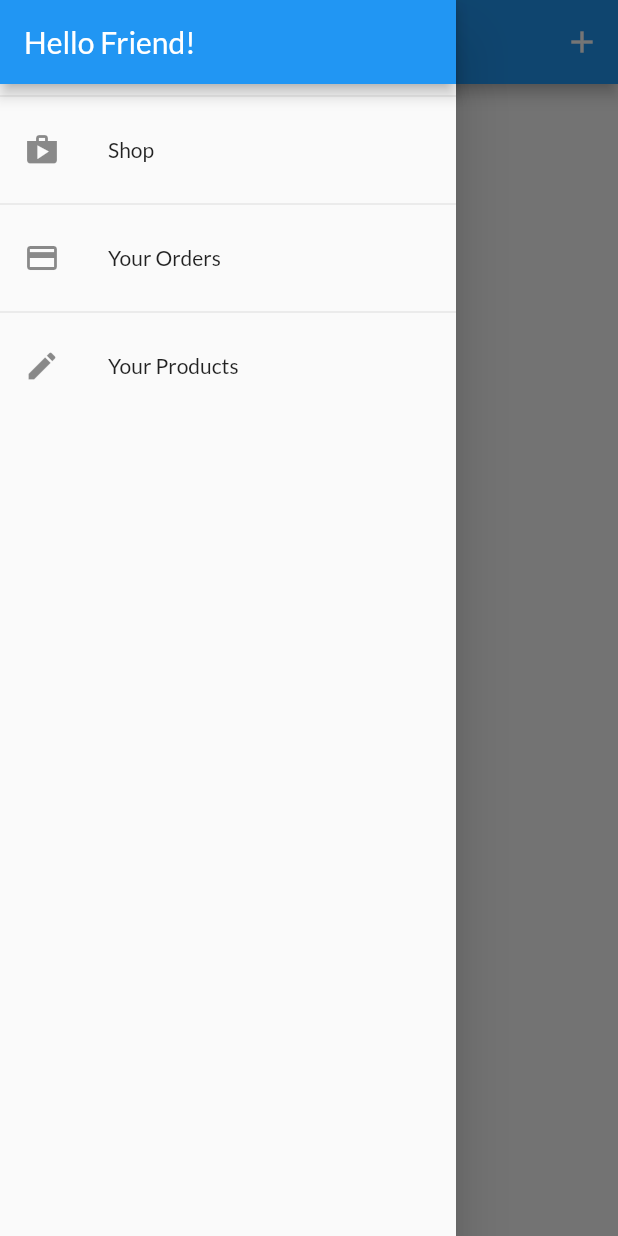
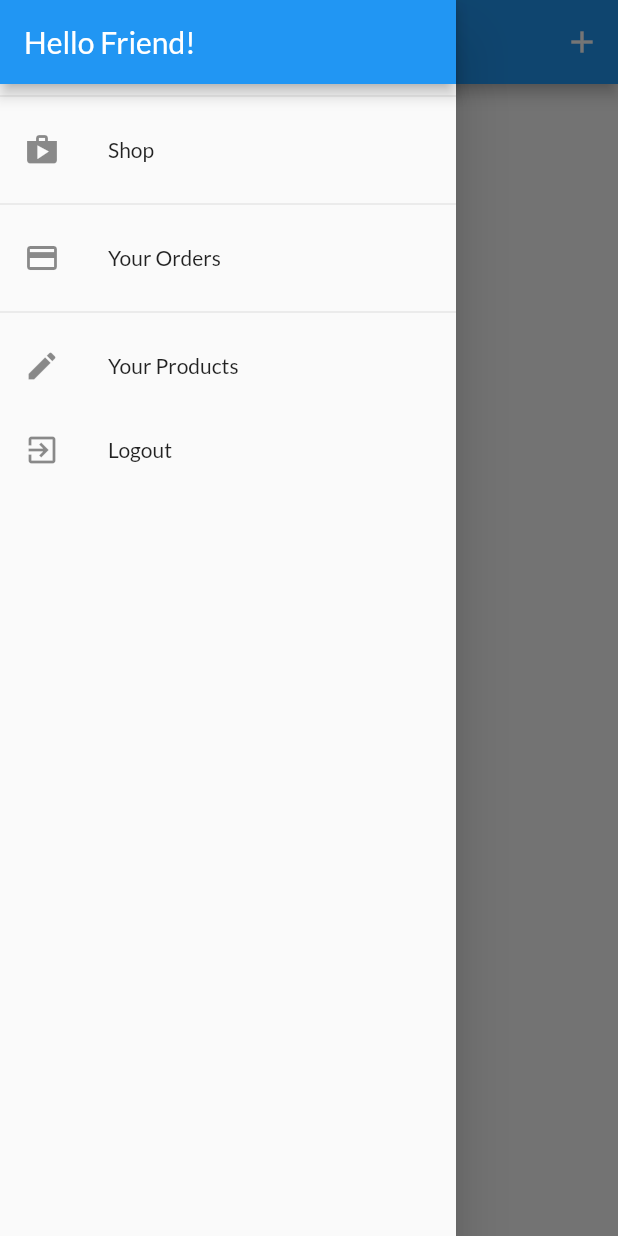
Before and after one commit to madhav0922/FlutterDev, a Flutter app: the UserProductsScreen screen opened by its route, with the side drawer open, on a phone screen of 412 x 824 dp. Run offline on Flutter 3.47's test engine with Material 2 defaults, Android fonts, the phone set to English and light mode, and no system bars; our stand-ins replace shared_preferences; accounts and stored records are empty; network calls fail.

Commit message:
sec -11 complete

```diff
--- a/shop_app/lib/providers/orders.dart
+++ b/shop_app/lib/providers/orders.dart
@@ -21,13 +21,18 @@ class OrderItem {
 
 class Orders with ChangeNotifier {
   List<OrderItem> _orders = [];
+  final String authToken;
+  final String userId;
+
+  Orders(this.authToken, this.userId, this._orders);
 
   List<OrderItem> get orders {
     return [..._orders];
   }
 
   Future<void> fetchandSetOrders() async {
-    const url = 'https://bankinterestrates-fa81e.firebaseio.com/orders.json';
+    final url =
+        'https://bankinterestrates-fa81e.firebaseio.com/orders/$userId.json?auth=$authToken';
     try {
       final response = await http.get(url);
       final extractedData = json.decode(response.body) as Map<String, dynamic>;
@@ -62,7 +67,8 @@ class Orders with ChangeNotifier {
   }
 
   Future<void> addOrder(List<CartItem> cartProducts, double total) async {
-    const url = 'https://bankinterestrates-fa81e.firebaseio.com/orders.json';
+    final url =
+        'https://bankinterestrates-fa81e.firebaseio.com/orders/$userId.json?auth=$authToken';
     final timeStamp = DateTime.now();
     // otherwise datetime will become different online and offline
     final response = await http.post(
--- a/shop_app/lib/screens/user_products_screen.dart
+++ b/shop_app/lib/screens/user_products_screen.dart
@@ -10,13 +10,14 @@ class UserProductsScreen extends StatelessWidget {
   static const routeName = '/user-products';
 
   Future<void> _refreshProducts(BuildContext context) async {
-    await Provider.of<Products>(context, listen: false).fetchAndSetProducts();
+    await Provider.of<Products>(context, listen: false)
+        .fetchAndSetProducts(true); // returned true to filter by users.
     // listen false should be added here, since we are not interested in changes.
   }
 
   @override
   Widget build(BuildContext context) {
-    final productsData = Provider.of<Products>(context);
+    // final productsData = Provider.of<Products>(context); // omitted to avoid infinite loop.
     return Scaffold(
         appBar: AppBar(
           title: const Text('Your Products'),
@@ -29,9 +30,17 @@ class UserProductsScreen extends StatelessWidget {
           ],
         ),
         drawer: AppDrawer(),
-        body: RefreshIndicator(
+        body: FutureBuilder(
+          future: _refreshProducts(context),
+          builder: (ctx, dataSnapshot) =>
+              dataSnapshot.connectionState == ConnectionState.waiting
+                  ? Center(
+                      child: CircularProgressIndicator(),
+                    )
+                  : RefreshIndicator(
                       onRefresh: () => _refreshProducts(context),
-          child: Padding(
+                      child: Consumer<Products>(
+                        builder: (ctx, productsData, _) => Padding(
                           padding: const EdgeInsets.all(8),
                           child: ListView.builder(
                             itemCount: productsData.items.length,
@@ -42,6 +51,8 @@ class UserProductsScreen extends StatelessWidget {
                             ),
                           ),
                         ),
+                      ),
+                    ),
         ));
   }
 }
--- a/shop_app/lib/widgets/app_drawer.dart
+++ b/shop_app/lib/widgets/app_drawer.dart
@@ -1,5 +1,7 @@
 import 'package:flutter/material.dart';
+import 'package:provider/provider.dart';
 
+import '../providers/auth.dart';
 import '../screens/user_products_screen.dart';
 import '../screens/orders_screen.dart';
 
@@ -34,6 +36,17 @@ class AppDrawer extends StatelessWidget {
             onTap: () => Navigator.of(context)
                 .pushReplacementNamed(UserProductsScreen.routeName),
           ),
+          ListTile(
+              leading: Icon(Icons.exit_to_app),
+              title: Text('Logout'),
+              onTap: () {
+                Navigator.of(context).pop();
+                Navigator.of(context).pushReplacementNamed('/');
+                //ensures you always end up on the home page,
+                // and auth.isAuth is getting checked in main dart,
+                // to avoid unneccessary problems on logout.
+                Provider.of<Auth>(context, listen: false).logout();
+              }),
         ],
       ),
     );
--- a/shop_app/lib/widgets/product_item.dart
+++ b/shop_app/lib/widgets/product_item.dart
@@ -4,6 +4,7 @@ import 'package:provider/provider.dart';
 import '../screens/product_detail_screen.dart';
 import '../providers/product.dart';
 import '../providers/cart.dart';
+import '../providers/auth.dart';
 
 class ProductItem extends StatelessWidget {
   // final String id;
@@ -19,6 +20,7 @@ class ProductItem extends StatelessWidget {
     // build the hold widget tree again... see ALTERNATIVE SYNTAX 1 BELOW
     final product = Provider.of<Product>(context, listen: false);
     final cart = Provider.of<Cart>(context);
+    final authData = Provider.of<Auth>(context);
     // print('build fn rebuilds');
     // you will see that this will print, only first time or when build actually rebuilds but not when favorite is clicked.
     return ClipRRect(
@@ -55,7 +57,9 @@ class ProductItem extends StatelessWidget {
                 color: Theme.of(context).accentColor,
                 // label: child, // suppose there is a label then child can be referred to that label and will not change.
                 // the child written below will be referenced here.
-                onPressed: () => product.toggleFavoriteStatus(),
+                onPressed: () => product.toggleFavoriteStatus(
+                    authData.token, authData.userId),
+                // token retrieved using provider.
               );
             },
             // child: Text('Never changes!'), // This will be referenced to the child item above and will not be rebuilt since it is outside of the builder function.
--- a/shop_app/pubspec.yaml
+++ b/shop_app/pubspec.yaml
@@ -26,6 +26,7 @@ dependencies:
   provider: ^4.1.3
   intl: ^0.16.1
   http: ^0.12.2
+  shared_preferences: ^0.5.12+2
 
   # The following adds the Cupertino Icons font to your application.
   # Use with the CupertinoIcons class for iOS style icons.
```
Also changed, not shown: shop_app/lib/main.dart (+28 -5 lines), shop_app/lib/providers/auth.dart (+78 -5 lines), shop_app/lib/providers/product.dart (+10 -6 lines), shop_app/lib/providers/products.dart (+24 -7 lines), shop_app/lib/screens/splash_screen.dart (added, +12 -0 lines), shop_app/pubspec.lock, 3 other files. Lines whose indentation alone changed are shown as unchanged.
